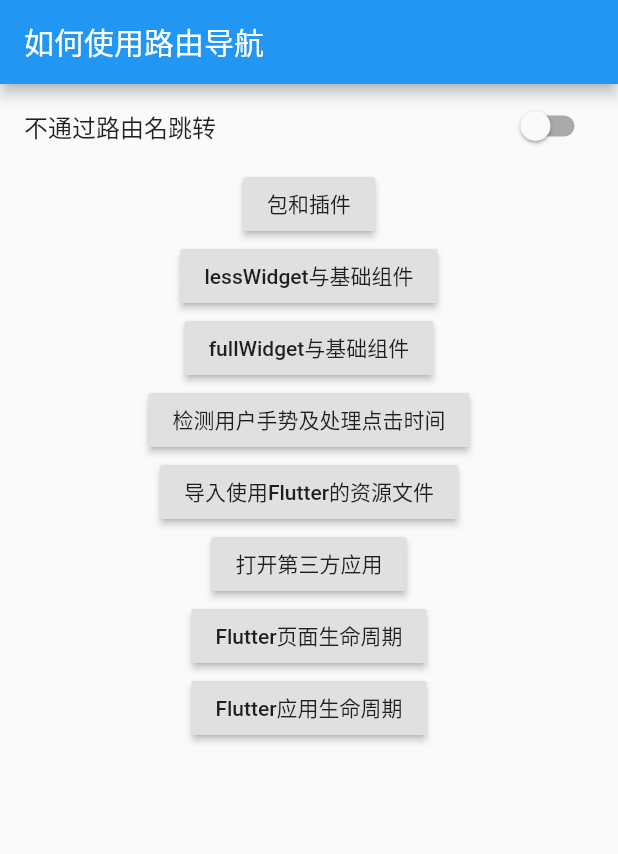
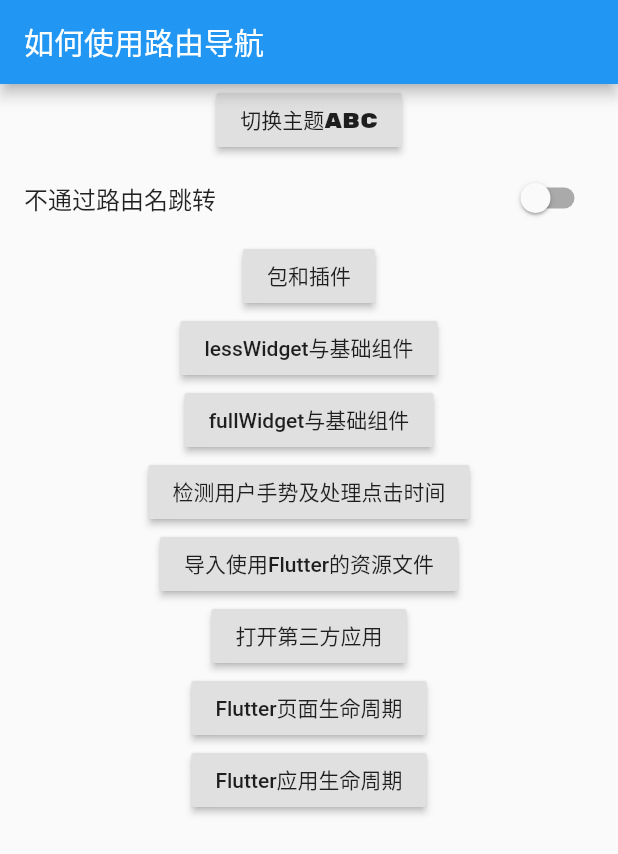
Before and after one commit to DavidYuanX/flutter_photo, a Flutter app: the screen it shows after launch, on a phone screen of 412 x 824 dp. Shown: the top 854 px of the screen. Run offline on Flutter 3.47's test engine with Material 2 defaults, Android fonts, the phone set to English and light mode, and no system bars; missing offline and left inert: flutter_color_plugin.

Commit message:
日夜间模式切换和字体切换。

```diff
--- a/lib/main.dart
+++ b/lib/main.dart
@@ -10,31 +10,46 @@ import 'package:flutter_photo/plugin_use.dart';
 import 'package:flutter_photo/res_page.dart';
 import 'package:flutter_photo/statefull_group_page.dart';
 
-void main() => runApp(MyApp());
+void main() => runApp(DynamicTheme());
 
-class MyApp extends StatelessWidget {
-  // This widget is the root of your application.
+class DynamicTheme extends StatefulWidget {
+  @override
+  _DynamicThemeState createState() => _DynamicThemeState();
+}
+
+class _DynamicThemeState extends State<DynamicTheme> {
+  Brightness _brightness = Brightness.light;
   @override
   Widget build(BuildContext context) {
     return MaterialApp(
       title: 'Flutter Demo',
       theme: ThemeData(
-        // This is the theme of your application.
-        //
-        // Try running your application with "flutter run". You'll see the
-        // application has a blue toolbar. Then, without quitting the app, try
-        // changing the primarySwatch below to Colors.green and then invoke
-        // "hot reload" (press "r" in the console where you ran "flutter run",
-        // or simply save your changes to "hot reload" in a Flutter IDE).
-        // Notice that the counter didn't reset back to zero; the application
-        // is not restarted.
+//        fontFamily: 'RubikMonoOne',  /// 全局改变字体
+        brightness: _brightness,
         primarySwatch: Colors.blue,
       ),
       home: Scaffold(
         appBar: AppBar(
           title: Text('如何使用路由导航'),
         ),
-        body: RouteNavigatorState(),
+        body: Column(
+          children: <Widget>[
+            RaisedButton(
+              onPressed: (){
+                setState(() {
+                  if(_brightness == Brightness.dark){
+                    print(1);
+                    _brightness = Brightness.light;
+                  } else {
+                    _brightness = Brightness.dark;
+                  }
+                });
+              },
+              child: Text('切换主题abc',style: TextStyle(fontFamily: 'RubikMonoOne'),), /// 局部改变字体
+            ),
+            RouteNavigatorState()
+          ],
+        ),
       ),
       routes: <String,WidgetBuilder>{
         'Less':(BuildContext context)=>LessGroupPage(),
@@ -49,8 +64,8 @@ class MyApp extends StatelessWidget {
       },
     );
   }
+}
 
-}
 // RouteNavigator
 class RouteNavigatorState extends StatefulWidget {
   @override
@@ -98,3 +113,44 @@ class _RouteNavigatorStateState extends State<RouteNavigatorState>{
   }
 
 }
+
+
+
+//class MyApp extends StatelessWidget {
+//  // This widget is the root of your application.
+//  @override
+//  Widget build(BuildContext context) {
+//    return MaterialApp(
+//      title: 'Flutter Demo',
+//      theme: ThemeData(
+//        // This is the theme of your application.
+//        //
+//        // Try running your application with "flutter run". You'll see the
+//        // application has a blue toolbar. Then, without quitting the app, try
+//        // changing the primarySwatch below to Colors.green and then invoke
+//        // "hot reload" (press "r" in the console where you ran "flutter run",
+//        // or simply save your changes to "hot reload" in a Flutter IDE).
+//        // Notice that the counter didn't reset back to zero; the application
+//        // is not restarted.
+//        primarySwatch: Colors.blue,
+//      ),
+//      home: Scaffold(
+//        appBar: AppBar(
+//          title: Text('如何使用路由导航'),
+//        ),
+//        body: RouteNavigatorState(),
+//      ),
+//      routes: <String,WidgetBuilder>{
+//        'Less':(BuildContext context)=>LessGroupPage(),
+//        'Plugin':(BuildContext context)=>PluginUse(),
+//        'Full':(BuildContext context)=>StateFullGroup(),
+//        'Gesture':(BuildContext context)=>GesturePage(),
+//        'ResPage':(BuildContext context)=>ResPage(),
+//        'LaunchPage':(BuildContext context)=>LaunchPage(),
+//        'WidgetLifecycle':(BuildContext context)=>WidgetLifecycle(),
+//        'AppLifecycle':(BuildContext context)=>AppLifecycle(),
+//
+//      },
+//    );
+//  }
+//}
--- a/pubspec.yaml
+++ b/pubspec.yaml
@@ -72,3 +72,7 @@ flutter:
   #
   # For details regarding fonts from package dependencies,
   # see https://flutter.dev/custom-fonts/#from-packages
+  fonts:
+    - family: RubikMonoOne
+      fonts:
+        - asset: fonts/RubikMonoOne-Regular.ttf
```
Also changed, not shown: fonts/RubikMonoOne-Regular.ttf (added).
